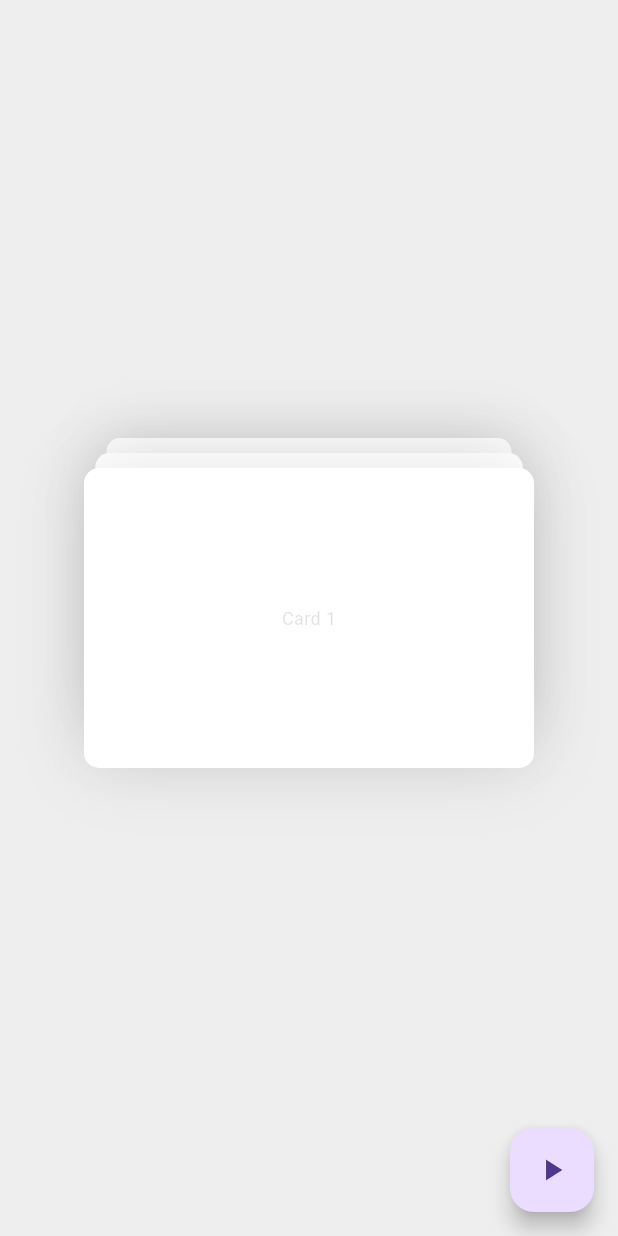
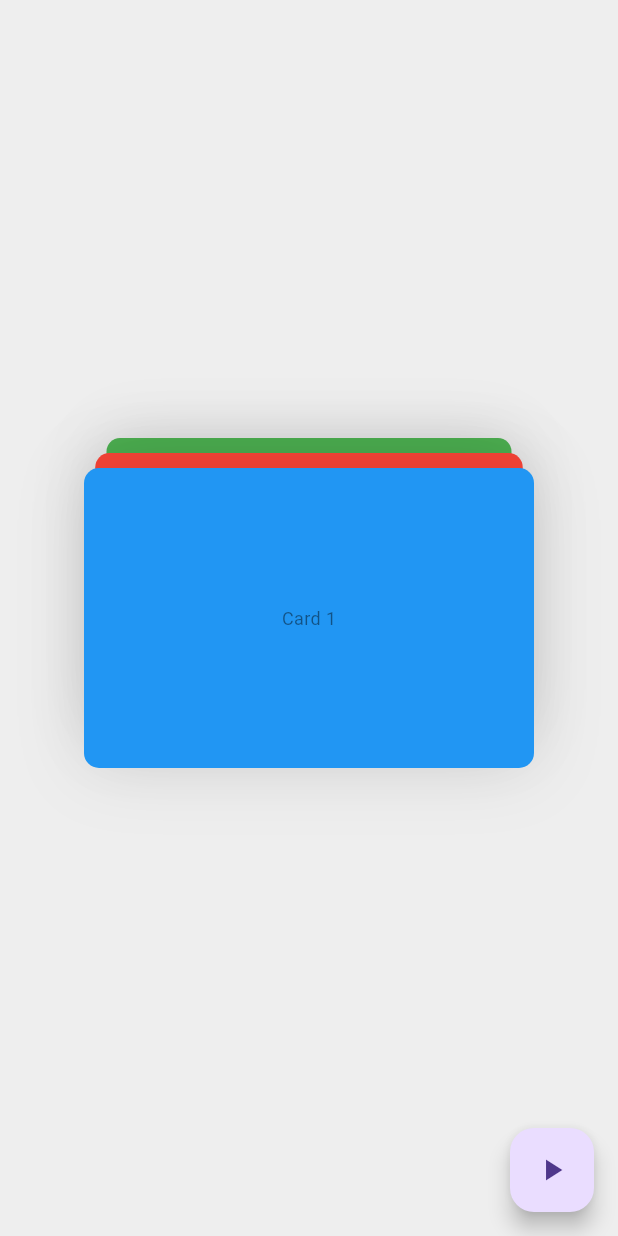
Before and after one commit to paulo-alves-lourenco/flip_card_swiper, a Flutter app: the screen it shows after launch, on a phone screen of 412 x 824 dp. Run offline on Flutter 3.47's test engine with Material 3 defaults, Android fonts, the phone set to English and light mode, and no system bars.

Commit message:
update example

```diff
--- a/example/lib/main.dart
+++ b/example/lib/main.dart
@@ -13,16 +13,16 @@ class MyApp extends StatefulWidget {
 class _MyAppState extends State<MyApp> {
   bool _shouldPlayAnimation = false;
   final List<Map<String, dynamic>> cards = [
-    {'color': Colors.white, 'text': 'Card 1'},
-    {'color': Colors.white, 'text': 'Card 2'},
-    {'color': Colors.white, 'text': 'Card 3'},
-    {'color': Colors.white, 'text': 'Card 4'},
-    {'color': Colors.white, 'text': 'Card 5'},
-    {'color': Colors.white, 'text': 'Card 6'},
-    {'color': Colors.white, 'text': 'Card 7'},
-    {'color': Colors.white, 'text': 'Card 8'},
-    {'color': Colors.white, 'text': 'Card 9'},
-    {'color': Colors.white, 'text': 'Card 10'},
+    {'color': Colors.blue, 'text': 'Card 1'},
+    {'color': Colors.red, 'text': 'Card 2'},
+    {'color': Colors.green, 'text': 'Card 3'},
+    {'color': Colors.purple, 'text': 'Card 4'},
+    {'color': Colors.orange, 'text': 'Card 5'},
+    {'color': Colors.teal, 'text': 'Card 6'},
+    {'color': Colors.pink, 'text': 'Card 7'},
+    {'color': Colors.amber, 'text': 'Card 8'},
+    {'color': Colors.indigo, 'text': 'Card 9'},
+    {'color': Colors.brown, 'text': 'Card 10'},
   ];
 
   @override
@@ -57,7 +57,7 @@ class _MyAppState extends State<MyApp> {
               }
               final card = cards[index];
               return AnimatedSwitcher(
-                duration: const Duration(milliseconds: 0),
+                duration: const Duration(milliseconds: 300),
                 transitionBuilder: (Widget child, Animation<double> animation) {
                   final bool isIncoming = child.key == ValueKey<int>(visibleIndex);
 
@@ -87,7 +87,7 @@ class _MyAppState extends State<MyApp> {
                   alignment: Alignment.center,
                   child: Text(
                     card['text'] as String,
-                    style: const TextStyle(color: Colors.black12, fontSize: 12),
+                    style: const TextStyle(color: Colors.black45, fontSize: 12),
                   ),
                 ),
               );
```
